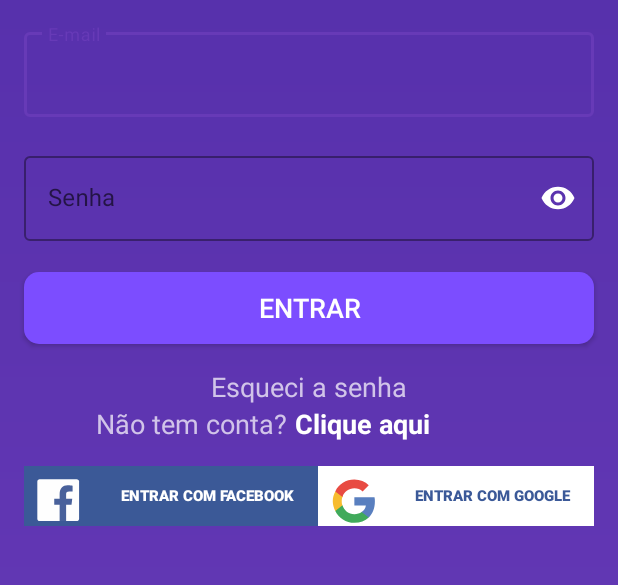
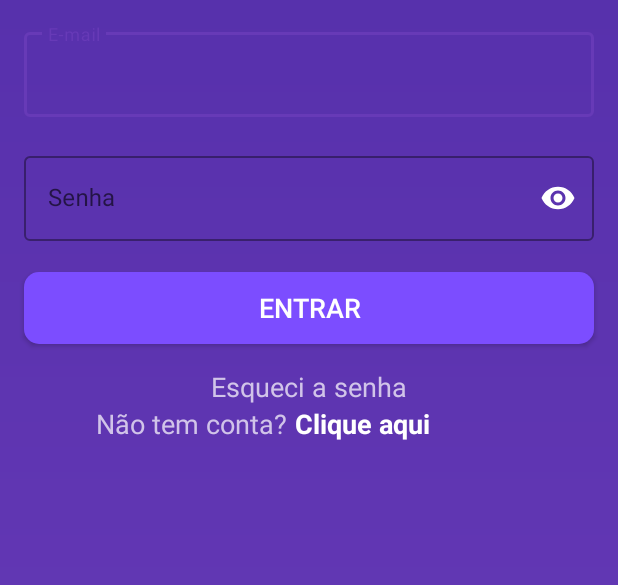
Before and after one commit to flyppcorp/Flypp, an Android app: the screen it shows after launch (LoginActivity), on a phone screen of 412 x 824 dp, the part 336-921 px from its top. Run offline under Robolectric (Android 15) with nearby library versions, the phone set to English and light mode, and no system bars; our stand-ins replace Firebase (no records; nobody signed in at launch, a user with empty details on screens opened directly).

Commit message:
initial commit v1.0 bug corrections

```diff
--- a/app/src/main/res/layout/activity_login.xml
+++ b/app/src/main/res/layout/activity_login.xml
@@ -154,7 +154,8 @@
             android:textColor="@color/textIcons"
             android:textSize="10sp"
             android:textStyle="bold"
-            android:drawableLeft="@drawable/ic_facebook" />
+            android:drawableLeft="@drawable/ic_facebook"
+            android:visibility="invisible"/>
 
         <Button
             android:layout_width="wrap_content"
@@ -167,7 +168,8 @@
             android:textColor="#3b5998"
             android:textSize="10sp"
             android:textStyle="bold"
-            android:drawableLeft="@drawable/ic_google" />
+            android:drawableLeft="@drawable/ic_google"
+            android:visibility="invisible"/>
     </LinearLayout>
 
 </androidx.constraintlayout.widget.ConstraintLayout>
```
